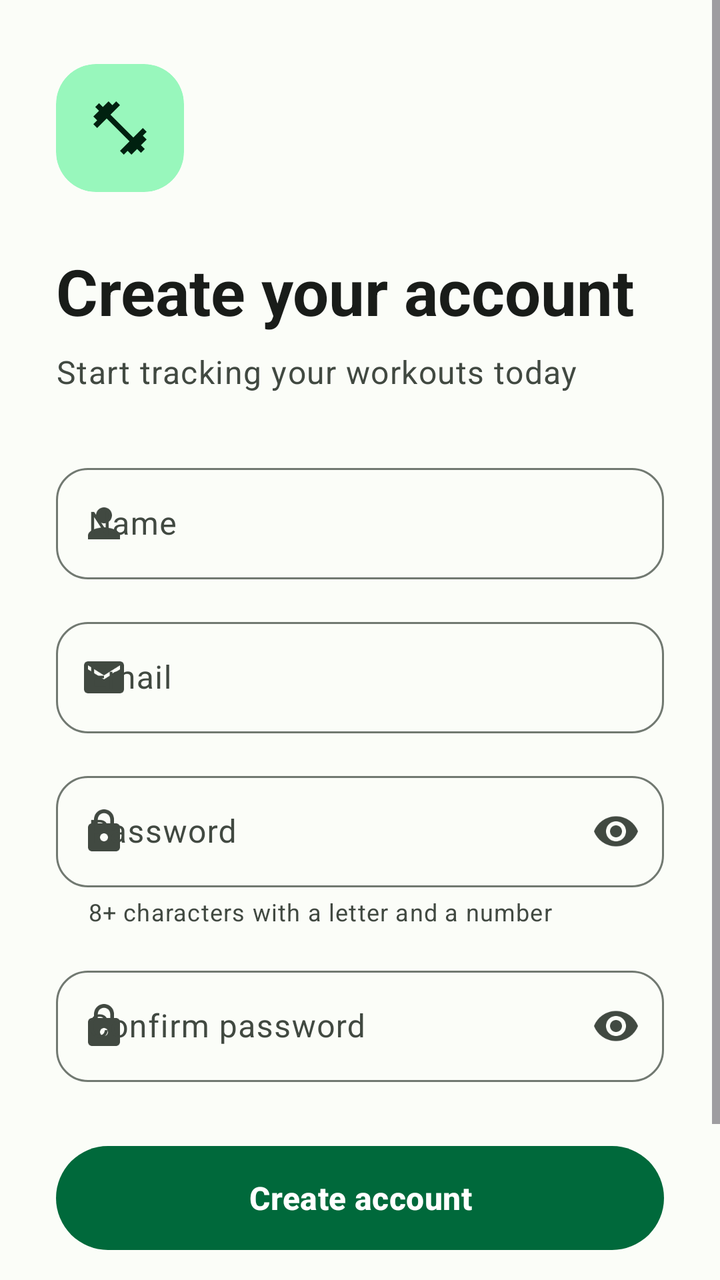
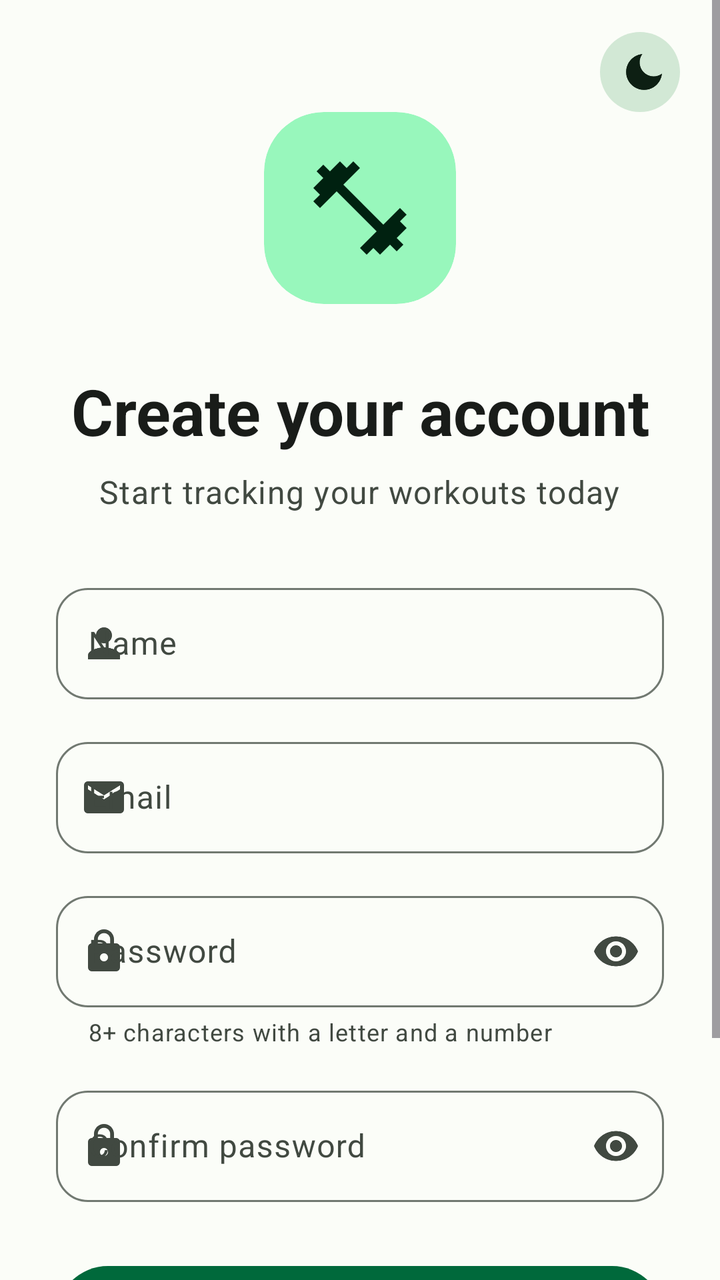

The first picture is an Android layout as it rendered before a commit; the second is the same layout after the commit. The layout source and the unified diff follow.
<!-- AndroidManifest.xml: application theme Theme.FitnessTracker -->
<!-- res/layout/activity_register.xml -->
<?xml version="1.0" encoding="utf-8"?>
<ScrollView xmlns:android="http://schemas.android.com/apk/res/android"
    xmlns:app="http://schemas.android.com/apk/res-auto"
    xmlns:tools="http://schemas.android.com/tools"
    android:layout_width="match_parent"
    android:layout_height="match_parent"
    android:background="?attr/colorSurface"
    android:fillViewport="true"
    android:fitsSystemWindows="true"
    tools:context=".RegisterActivity">

    <LinearLayout
        android:layout_width="match_parent"
        android:layout_height="wrap_content"
        android:gravity="center_vertical"
        android:orientation="vertical"
        android:paddingStart="28dp"
        android:paddingTop="32dp"
        android:paddingEnd="28dp"
        android:paddingBottom="32dp">

        
        <com.google.android.material.card.MaterialCardView
            style="@style/Widget.Material3.CardView.Filled"
            android:layout_width="64dp"
            android:layout_height="64dp"
            app:cardBackgroundColor="?attr/colorPrimaryContainer"
            app:cardCornerRadius="20dp"
            app:cardElevation="0dp">

            <ImageView
                android:layout_width="32dp"
                android:layout_height="32dp"
                android:layout_gravity="center"
                android:importantForAccessibility="no"
                app:srcCompat="@drawable/ic_workout"
                app:tint="?attr/colorOnPrimaryContainer" />
        </com.google.android.material.card.MaterialCardView>

        <TextView
            android:layout_width="wrap_content"
            android:layout_height="wrap_content"
            android:layout_marginTop="28dp"
            android:text="Create your account"
            android:textAppearance="?attr/textAppearanceHeadlineLarge"
            android:textColor="?attr/colorOnSurface"
            android:textStyle="bold" />

        <TextView
            android:layout_width="wrap_content"
            android:layout_height="wrap_content"
            android:layout_marginTop="8dp"
            android:layout_marginBottom="32dp"
            android:text="Start tracking your workouts today"
            android:textAppearance="?attr/textAppearanceBodyLarge"
            android:textColor="?attr/colorOnSurfaceVariant" />

        <com.google.android.material.textfield.TextInputLayout
            android:id="@+id/tilName"
            style="@style/Widget.Material3.TextInputLayout.OutlinedBox"
            android:layout_width="match_parent"
            android:layout_height="wrap_content"
            android:hint="Name"
            app:boxCornerRadiusBottomEnd="16dp"
            app:boxCornerRadiusBottomStart="16dp"
            app:boxCornerRadiusTopEnd="16dp"
            app:boxCornerRadiusTopStart="16dp"
            app:startIconDrawable="@drawable/ic_person">

            <com.google.android.material.textfield.TextInputEditText
                android:id="@+id/etName"
                android:layout_width="match_parent"
                android:layout_height="wrap_content"
                android:autofillHints="name"
                android:imeOptions="actionNext"
                android:inputType="textPersonName|textCapWords" />
        </com.google.android.material.textfield.TextInputLayout>

        <com.google.android.material.textfield.TextInputLayout
            android:id="@+id/tilEmail"
            style="@style/Widget.Material3.TextInputLayout.OutlinedBox"
            android:layout_width="match_parent"
            android:layout_height="wrap_content"
            android:layout_marginTop="16dp"
            android:hint="Email"
            app:boxCornerRadiusBottomEnd="16dp"
            app:boxCornerRadiusBottomStart="16dp"
            app:boxCornerRadiusTopEnd="16dp"
            app:boxCornerRadiusTopStart="16dp"
            app:startIconDrawable="@drawable/ic_email">

            <com.google.android.material.textfield.TextInputEditText
                android:id="@+id/etEmail"
                android:layout_width="match_parent"
                android:layout_height="wrap_content"
                android:autofillHints="emailAddress"
                android:imeOptions="actionNext"
                android:inputType="textEmailAddress" />
        </com.google.android.material.textfield.TextInputLayout>

        <com.google.android.material.textfield.TextInputLayout
            android:id="@+id/tilPassword"
            style="@style/Widget.Material3.TextInputLayout.OutlinedBox"
            android:layout_width="match_parent"
            android:layout_height="wrap_content"
            android:layout_marginTop="16dp"
            android:hint="Password"
            app:boxCornerRadiusBottomEnd="16dp"
            app:boxCornerRadiusBottomStart="16dp"
            app:boxCornerRadiusTopEnd="16dp"
            app:boxCornerRadiusTopStart="16dp"
            app:endIconMode="password_toggle"
            app:helperText="8+ characters with a letter and a number"
            app:helperTextEnabled="true"
            app:startIconDrawable="@drawable/ic_lock">

            <com.google.android.material.textfield.TextInputEditText
                android:id="@+id/etPassword"
                android:layout_width="match_parent"
                android:layout_height="wrap_content"
                android:autofillHints="newPassword"
                android:imeOptions="actionNext"
                android:inputType="textPassword" />
        </com.google.android.material.textfield.TextInputLayout>

        <com.google.android.material.textfield.TextInputLayout
            android:id="@+id/tilConfirmPassword"
            style="@style/Widget.Material3.TextInputLayout.OutlinedBox"
            android:layout_width="match_parent"
            android:layout_height="wrap_content"
            android:layout_marginTop="16dp"
            android:hint="Confirm password"
            app:boxCornerRadiusBottomEnd="16dp"
            app:boxCornerRadiusBottomStart="16dp"
            app:boxCornerRadiusTopEnd="16dp"
            app:boxCornerRadiusTopStart="16dp"
            app:endIconMode="password_toggle"
            app:startIconDrawable="@drawable/ic_lock">

            <com.google.android.material.textfield.TextInputEditText
                android:id="@+id/etConfirmPassword"
                android:layout_width="match_parent"
                android:layout_height="wrap_content"
                android:autofillHints="newPassword"
                android:imeOptions="actionDone"
                android:inputType="textPassword" />
        </com.google.android.material.textfield.TextInputLayout>

        <com.google.android.material.button.MaterialButton
            android:id="@+id/btnRegister"
            android:layout_width="match_parent"
            android:layout_height="60dp"
            android:layout_marginTop="28dp"
            android:text="Create account"
            android:textAppearance="?attr/textAppearanceTitleMedium"
            android:textStyle="bold"
            app:cornerRadius="30dp" />

        <com.google.android.material.progressindicator.CircularProgressIndicator
            android:id="@+id/progress"
            android:layout_width="wrap_content"
            android:layout_height="wrap_content"
            android:layout_gravity="center_horizontal"
            android:layout_marginTop="20dp"
            android:indeterminate="true"
            android:visibility="gone" />

        <TextView
            android:id="@+id/tvLogin"
            android:layout_width="wrap_content"
            android:layout_height="wrap_content"
            android:layout_gravity="center_horizontal"
            android:layout_marginTop="20dp"
            android:background="?attr/selectableItemBackground"
            android:clickable="true"
            android:focusable="true"
            android:gravity="center"
            android:minHeight="48dp"
            android:paddingStart="12dp"
            android:paddingEnd="12dp"
            android:text="Already have an account? Sign in"
            android:textAppearance="?attr/textAppearanceLabelLarge"
            android:textColor="?attr/colorPrimary"
            android:textStyle="bold" />
    </LinearLayout>
</ScrollView>
<!-- resources referenced by this layout -->
<resources>
  <!-- drawable ic_email (drawable) -->
  <?xml version="1.0" encoding="utf-8"?>
  <vector xmlns:android="http://schemas.android.com/apk/res/android"
      android:width="24dp"
      android:height="24dp"
      android:viewportWidth="24"
      android:viewportHeight="24">
      <path
          android:fillColor="#FFFFFFFF"
          android:pathData="M20,4H4C2.9,4 2.01,4.9 2.01,6L2,18c0,1.1 0.9,2 2,2h16c1.1,0 2,-0.9 2,-2V6c0,-1.1 -0.9,-2 -2,-2zM20,8l-8,5 -8,-5V6l8,5 8,-5v2z" />
  </vector>
  <!-- drawable ic_lock (drawable) -->
  <?xml version="1.0" encoding="utf-8"?>
  <vector xmlns:android="http://schemas.android.com/apk/res/android"
      android:width="24dp"
      android:height="24dp"
      android:viewportWidth="24"
      android:viewportHeight="24">
      <path
          android:fillColor="#FFFFFFFF"
          android:pathData="M18,8h-1V6c0,-2.76 -2.24,-5 -5,-5S7,3.24 7,6v2H6c-1.1,0 -2,0.9 -2,2v10c0,1.1 0.9,2 2,2h12c1.1,0 2,-0.9 2,-2V10c0,-1.1 -0.9,-2 -2,-2zM12,17c-1.1,0 -2,-0.9 -2,-2s0.9,-2 2,-2 2,0.9 2,2 -0.9,2 -2,2zM15.1,8H8.9V6c0,-1.71 1.39,-3.1 3.1,-3.1 1.71,0 3.1,1.39 3.1,3.1v2z" />
  </vector>
  <!-- drawable ic_person (drawable) -->
  <?xml version="1.0" encoding="utf-8"?>
  <vector xmlns:android="http://schemas.android.com/apk/res/android"
      android:width="24dp"
      android:height="24dp"
      android:viewportWidth="24"
      android:viewportHeight="24">
      <path
          android:fillColor="#FFFFFFFF"
          android:pathData="M12,12c2.21,0 4,-1.79 4,-4s-1.79,-4 -4,-4 -4,1.79 -4,4 1.79,4 4,4zM12,14c-2.67,0 -8,1.34 -8,4v2h16v-2c0,-2.66 -5.33,-4 -8,-4z" />
  </vector>
  <color name="fit_primary">#00693B</color>
  <color name="fit_on_primary">#FFFFFF</color>
  <color name="fit_primary_container">#98F7BC</color>
  <color name="fit_on_primary_container">#002110</color>
  <color name="fit_primary_inverse">#4ADE80</color>
  <color name="fit_secondary">#4F6354</color>
  <color name="fit_on_secondary">#FFFFFF</color>
  <color name="fit_secondary_container">#D2E8D5</color>
  <color name="fit_on_secondary_container">#0D1F13</color>
  <color name="fit_tertiary">#9A4500</color>
  <color name="fit_on_tertiary">#FFFFFF</color>
  <color name="fit_tertiary_container">#FFDBC8</color>
  <color name="fit_on_tertiary_container">#331200</color>
  <color name="fit_error">#BA1A1A</color>
  <color name="fit_on_error">#FFFFFF</color>
  <color name="fit_error_container">#FFDAD6</color>
  <color name="fit_on_error_container">#410002</color>
  <color name="fit_background">#FBFDF8</color>
  <color name="fit_on_background">#191C19</color>
  <color name="fit_surface">#FBFDF8</color>
  <color name="fit_on_surface">#191C19</color>
  <color name="fit_surface_variant">#DDE5DB</color>
  <color name="fit_on_surface_variant">#414941</color>
  <color name="fit_surface_inverse">#2E312E</color>
  <color name="fit_on_surface_inverse">#EFF1EC</color>
  <color name="fit_outline">#717971</color>
  <color name="fit_outline_variant">#C1C9BF</color>
  <color name="fit_surface_container_lowest">#FFFFFF</color>
  <color name="fit_surface_container_low">#F2F5F0</color>
  <color name="fit_surface_container">#ECEFEA</color>
  <color name="fit_surface_container_high">#E6E9E4</color>
  <color name="fit_surface_container_highest">#E1E3DE</color>
  <!-- unchanged entries left out for length: 2 -->
</resources>

<!-- the commit's change to res/layout/activity_register.xml (unified diff, before → after) -->
@@ -1,186 +1,208 @@
 <?xml version="1.0" encoding="utf-8"?>
-<ScrollView xmlns:android="http://schemas.android.com/apk/res/android"
+<FrameLayout xmlns:android="http://schemas.android.com/apk/res/android"
     xmlns:app="http://schemas.android.com/apk/res-auto"
     xmlns:tools="http://schemas.android.com/tools"
     android:layout_width="match_parent"
     android:layout_height="match_parent"
     android:background="?attr/colorSurface"
-    android:fillViewport="true"
     android:fitsSystemWindows="true"
     tools:context=".RegisterActivity">
 
-    <LinearLayout
+    <ScrollView
         android:layout_width="match_parent"
-        android:layout_height="wrap_content"
-        android:gravity="center_vertical"
-        android:orientation="vertical"
-        android:paddingStart="28dp"
-        android:paddingTop="32dp"
-        android:paddingEnd="28dp"
-        android:paddingBottom="32dp">
-
-        
-        <com.google.android.material.card.MaterialCardView
-            style="@style/Widget.Material3.CardView.Filled"
-            android:layout_width="64dp"
-            android:layout_height="64dp"
-            app:cardBackgroundColor="?attr/colorPrimaryContainer"
-            app:cardCornerRadius="20dp"
-            app:cardElevation="0dp">
-
-            <ImageView
-                android:layout_width="32dp"
-                android:layout_height="32dp"
-                android:layout_gravity="center"
-                android:importantForAccessibility="no"
-                app:srcCompat="@drawable/ic_workout"
-                app:tint="?attr/colorOnPrimaryContainer" />
-        </com.google.android.material.card.MaterialCardView>
-
-        <TextView
-            android:layout_width="wrap_content"
-            android:layout_height="wrap_content"
-            android:layout_marginTop="28dp"
-            android:text="Create your account"
-            android:textAppearance="?attr/textAppearanceHeadlineLarge"
-            android:textColor="?attr/colorOnSurface"
-            android:textStyle="bold" />
-
-        <TextView
-            android:layout_width="wrap_content"
-            android:layout_height="wrap_content"
-            android:layout_marginTop="8dp"
-            android:layout_marginBottom="32dp"
-            android:text="Start tracking your workouts today"
-            android:textAppearance="?attr/textAppearanceBodyLarge"
-            android:textColor="?attr/colorOnSurfaceVariant" />
-
-        <com.google.android.material.textfield.TextInputLayout
-            android:id="@+id/tilName"
-            style="@style/Widget.Material3.TextInputLayout.OutlinedBox"
+        android:layout_height="match_parent"
+        android:fillViewport="true">
+
+        <LinearLayout
             android:layout_width="match_parent"
             android:layout_height="wrap_content"
-            android:hint="Name"
-            app:boxCornerRadiusBottomEnd="16dp"
-            app:boxCornerRadiusBottomStart="16dp"
-            app:boxCornerRadiusTopEnd="16dp"
-            app:boxCornerRadiusTopStart="16dp"
-            app:startIconDrawable="@drawable/ic_person">
-
-            <com.google.android.material.textfield.TextInputEditText
-                android:id="@+id/etName"
-                android:layout_width="match_parent"
-                android:layout_height="wrap_content"
-                android:autofillHints="name"
-                android:imeOptions="actionNext"
-                android:inputType="textPersonName|textCapWords" />
-        </com.google.android.material.textfield.TextInputLayout>
-
-        <com.google.android.material.textfield.TextInputLayout
-            android:id="@+id/tilEmail"
-            style="@style/Widget.Material3.TextInputLayout.OutlinedBox"
-            android:layout_width="match_parent"
-            android:layout_height="wrap_content"
-            android:layout_marginTop="16dp"
-            android:hint="Email"
-            app:boxCornerRadiusBottomEnd="16dp"
-            app:boxCornerRadiusBottomStart="16dp"
-            app:boxCornerRadiusTopEnd="16dp"
-            app:boxCornerRadiusTopStart="16dp"
-            app:startIconDrawable="@drawable/ic_email">
-
-            <com.google.android.material.textfield.TextInputEditText
-                android:id="@+id/etEmail"
-                android:layout_width="match_parent"
-                android:layout_height="wrap_content"
-                android:autofillHints="emailAddress"
-                android:imeOptions="actionNext"
-                android:inputType="textEmailAddress" />
-        </com.google.android.material.textfield.TextInputLayout>
-
-        <com.google.android.material.textfield.TextInputLayout
-            android:id="@+id/tilPassword"
-            style="@style/Widget.Material3.TextInputLayout.OutlinedBox"
-            android:layout_width="match_parent"
-            android:layout_height="wrap_content"
-            android:layout_marginTop="16dp"
-            android:hint="Password"
-            app:boxCornerRadiusBottomEnd="16dp"
-            app:boxCornerRadiusBottomStart="16dp"
-            app:boxCornerRadiusTopEnd="16dp"
-            app:boxCornerRadiusTopStart="16dp"
-            app:endIconMode="password_toggle"
-            app:helperText="8+ characters with a letter and a number"
-            app:helperTextEnabled="true"
-            app:startIconDrawable="@drawable/ic_lock">
-
-            <com.google.android.material.textfield.TextInputEditText
-                android:id="@+id/etPassword"
-                android:layout_width="match_parent"
-                android:layout_height="wrap_content"
-                android:autofillHints="newPassword"
-                android:imeOptions="actionNext"
-                android:inputType="textPassword" />
-        </com.google.android.material.textfield.TextInputLayout>
-
-        <com.google.android.material.textfield.TextInputLayout
-            android:id="@+id/tilConfirmPassword"
-            style="@style/Widget.Material3.TextInputLayout.OutlinedBox"
-            android:layout_width="match_parent"
-            android:layout_height="wrap_content"
-            android:layout_marginTop="16dp"
-            android:hint="Confirm password"
-            app:boxCornerRadiusBottomEnd="16dp"
-            app:boxCornerRadiusBottomStart="16dp"
-            app:boxCornerRadiusTopEnd="16dp"
-            app:boxCornerRadiusTopStart="16dp"
-            app:endIconMode="password_toggle"
-            app:startIconDrawable="@drawable/ic_lock">
-
-            <com.google.android.material.textfield.TextInputEditText
-                android:id="@+id/etConfirmPassword"
-                android:layout_width="match_parent"
-                android:layout_height="wrap_content"
-                android:autofillHints="newPassword"
-                android:imeOptions="actionDone"
-                android:inputType="textPassword" />
-        </com.google.android.material.textfield.TextInputLayout>
-
-        <com.google.android.material.button.MaterialButton
-            android:id="@+id/btnRegister"
-            android:layout_width="match_parent"
-            android:layout_height="60dp"
-            android:layout_marginTop="28dp"
-            android:text="Create account"
-            android:textAppearance="?attr/textAppearanceTitleMedium"
-            android:textStyle="bold"
-            app:cornerRadius="30dp" />
-
-        <com.google.android.material.progressindicator.CircularProgressIndicator
-            android:id="@+id/progress"
-            android:layout_width="wrap_content"
-            android:layout_height="wrap_content"
-            android:layout_gravity="center_horizontal"
-            android:layout_marginTop="20dp"
-            android:indeterminate="true"
-            android:visibility="gone" />
-
-        <TextView
-            android:id="@+id/tvLogin"
-            android:layout_width="wrap_content"
-            android:layout_height="wrap_content"
-            android:layout_gravity="center_horizontal"
-            android:layout_marginTop="20dp"
-            android:background="?attr/selectableItemBackground"
-            android:clickable="true"
-            android:focusable="true"
-            android:gravity="center"
-            android:minHeight="48dp"
-            android:paddingStart="12dp"
-            android:paddingEnd="12dp"
-            android:text="Already have an account? Sign in"
-            android:textAppearance="?attr/textAppearanceLabelLarge"
-            android:textColor="?attr/colorPrimary"
-            android:textStyle="bold" />
-    </LinearLayout>
-</ScrollView>
+            android:gravity="center_horizontal"
+            android:orientation="vertical"
+            android:paddingStart="28dp"
+            android:paddingTop="56dp"
+            android:paddingEnd="28dp"
+            android:paddingBottom="32dp">
+
+            
+            <com.google.android.material.card.MaterialCardView
+                style="@style/Widget.Material3.CardView.Filled"
+                android:layout_width="96dp"
+                android:layout_height="96dp"
+                android:layout_gravity="center_horizontal"
+                app:cardBackgroundColor="?attr/colorPrimaryContainer"
+                app:cardCornerRadius="30dp"
+                app:cardElevation="0dp">
+
+                <ImageView
+                    android:layout_width="56dp"
+                    android:layout_height="56dp"
+                    android:layout_gravity="center"
+                    android:importantForAccessibility="no"
+                    app:srcCompat="@drawable/ic_workout"
+                    app:tint="?attr/colorOnPrimaryContainer" />
+            </com.google.android.material.card.MaterialCardView>
+
+            <TextView
+                android:layout_width="wrap_content"
+                android:layout_height="wrap_content"
+                android:layout_marginTop="32dp"
+                android:gravity="center"
+                android:text="Create your account"
+                android:textAppearance="?attr/textAppearanceHeadlineLarge"
+                android:textColor="?attr/colorOnSurface"
+                android:textStyle="bold" />
+
+            <TextView
+                android:layout_width="wrap_content"
+                android:layout_height="wrap_content"
+                android:layout_marginTop="8dp"
+                android:layout_marginBottom="32dp"
+                android:gravity="center"
+                android:text="Start tracking your workouts today"
+                android:textAppearance="?attr/textAppearanceBodyLarge"
+                android:textColor="?attr/colorOnSurfaceVariant" />
+
+            <com.google.android.material.textfield.TextInputLayout
+                android:id="@+id/tilName"
+                style="@style/Widget.Material3.TextInputLayout.OutlinedBox"
+                android:layout_width="match_parent"
+                android:layout_height="wrap_content"
+                android:hint="Name"
+                app:boxCornerRadiusBottomEnd="16dp"
+                app:boxCornerRadiusBottomStart="16dp"
+                app:boxCornerRadiusTopEnd="16dp"
+                app:boxCornerRadiusTopStart="16dp"
+                app:startIconDrawable="@drawable/ic_person">
+
+                <com.google.android.material.textfield.TextInputEditText
+                    android:id="@+id/etName"
+                    android:layout_width="match_parent"
+                    android:layout_height="wrap_content"
+                    android:autofillHints="name"
+                    android:imeOptions="actionNext"
+                    android:inputType="textPersonName|textCapWords" />
+            </com.google.android.material.textfield.TextInputLayout>
+
+            <com.google.android.material.textfield.TextInputLayout
+                android:id="@+id/tilEmail"
+                style="@style/Widget.Material3.TextInputLayout.OutlinedBox"
+                android:layout_width="match_parent"
+                android:layout_height="wrap_content"
+                android:layout_marginTop="16dp"
+                android:hint="Email"
+                app:boxCornerRadiusBottomEnd="16dp"
+                app:boxCornerRadiusBottomStart="16dp"
+                app:boxCornerRadiusTopEnd="16dp"
+                app:boxCornerRadiusTopStart="16dp"
+                app:startIconDrawable="@drawable/ic_email">
+
+                <com.google.android.material.textfield.TextInputEditText
+                    android:id="@+id/etEmail"
+                    android:layout_width="match_parent"
+                    android:layout_height="wrap_content"
+                    android:autofillHints="emailAddress"
+                    android:imeOptions="actionNext"
+                    android:inputType="textEmailAddress" />
+            </com.google.android.material.textfield.TextInputLayout>
+
+            <com.google.android.material.textfield.TextInputLayout
+                android:id="@+id/tilPassword"
+                style="@style/Widget.Material3.TextInputLayout.OutlinedBox"
+                android:layout_width="match_parent"
+                android:layout_height="wrap_content"
+                android:layout_marginTop="16dp"
+                android:hint="Password"
+                app:boxCornerRadiusBottomEnd="16dp"
+                app:boxCornerRadiusBottomStart="16dp"
+                app:boxCornerRadiusTopEnd="16dp"
+                app:boxCornerRadiusTopStart="16dp"
+                app:endIconMode="password_toggle"
+                app:helperText="8+ characters with a letter and a number"
+                app:helperTextEnabled="true"
+                app:startIconDrawable="@drawable/ic_lock">
+
+                <com.google.android.material.textfield.TextInputEditText
+                    android:id="@+id/etPassword"
+                    android:layout_width="match_parent"
+                    android:layout_height="wrap_content"
+                    android:autofillHints="newPassword"
+                    android:imeOptions="actionNext"
+                    android:inputType="textPassword" />
+            </com.google.android.material.textfield.TextInputLayout>
+
+            <com.google.android.material.textfield.TextInputLayout
+                android:id="@+id/tilConfirmPassword"
+                style="@style/Widget.Material3.TextInputLayout.OutlinedBox"
+                android:layout_width="match_parent"
+                android:layout_height="wrap_content"
+                android:layout_marginTop="16dp"
+                android:hint="Confirm password"
+                app:boxCornerRadiusBottomEnd="16dp"
+                app:boxCornerRadiusBottomStart="16dp"
+                app:boxCornerRadiusTopEnd="16dp"
+                app:boxCornerRadiusTopStart="16dp"
+                app:endIconMode="password_toggle"
+                app:startIconDrawable="@drawable/ic_lock">
+
+                <com.google.android.material.textfield.TextInputEditText
+                    android:id="@+id/etConfirmPassword"
+                    android:layout_width="match_parent"
+                    android:layout_height="wrap_content"
+                    android:autofillHints="newPassword"
+                    android:imeOptions="actionDone"
+                    android:inputType="textPassword" />
+            </com.google.android.material.textfield.TextInputLayout>
+
+            <com.google.android.material.button.MaterialButton
+                android:id="@+id/btnRegister"
+                android:layout_width="match_parent"
+                android:layout_height="60dp"
+                android:layout_marginTop="28dp"
+                android:text="Create account"
+                android:textAppearance="?attr/textAppearanceTitleMedium"
+                android:textStyle="bold"
+                app:cornerRadius="30dp" />
+
+            <com.google.android.material.progressindicator.CircularProgressIndicator
+                android:id="@+id/progress"
+                android:layout_width="wrap_content"
+                android:layout_height="wrap_content"
+                android:layout_gravity="center_horizontal"
+                android:layout_marginTop="20dp"
+                android:indeterminate="true"
+                android:visibility="gone" />
+
+            <TextView
+                android:id="@+id/tvLogin"
+                android:layout_width="wrap_content"
+                android:layout_height="wrap_content"
+                android:layout_gravity="center_horizontal"
+                android:layout_marginTop="20dp"
+                android:background="?attr/selectableItemBackground"
+                android:clickable="true"
+                android:focusable="true"
+                android:gravity="center"
+                android:minHeight="48dp"
+                android:paddingStart="12dp"
+                android:paddingEnd="12dp"
+                android:text="Already have an account? Sign in"
+                android:textAppearance="?attr/textAppearanceLabelLarge"
+                android:textColor="?attr/colorPrimary"
+                android:textStyle="bold" />
+        </LinearLayout>
+    </ScrollView>
+
+    
+    <com.google.android.material.button.MaterialButton
+        android:id="@+id/btnThemeToggle"
+        style="@style/Widget.Material3.Button.IconButton.Filled.Tonal"
+        android:layout_width="48dp"
+        android:layout_height="48dp"
+        android:layout_gravity="top|end"
+        android:layout_marginTop="12dp"
+        android:layout_marginEnd="16dp"
+        android:contentDescription="Toggle light or dark mode"
+        app:icon="@drawable/ic_theme_toggle"
+        app:iconSize="24dp" />
+
+</FrameLayout>
<!-- resource entries referenced after the edit -->
@@ -32,6 +32,17 @@
       <path
           android:fillColor="#FFFFFFFF"
           android:pathData="M12,12c2.21,0 4,-1.79 4,-4s-1.79,-4 -4,-4 -4,1.79 -4,4 1.79,4 4,4zM12,14c-2.67,0 -8,1.34 -8,4v2h16v-2c0,-2.66 -5.33,-4 -8,-4z" />
+  </vector>
+  <!-- drawable ic_theme_toggle (drawable) -->
+  <?xml version="1.0" encoding="utf-8"?>
+  <vector xmlns:android="http://schemas.android.com/apk/res/android"
+      android:width="24dp"
+      android:height="24dp"
+      android:viewportWidth="24"
+      android:viewportHeight="24">
+      <path
+          android:fillColor="#FFFFFFFF"
+          android:pathData="M21,12.79A9,9 0 1,1 11.21,3 7,7 0 0,0 21,12.79z" />
   </vector>
   <color name="fit_primary">#00693B</color>
   <color name="fit_on_primary">#FFFFFF</color>
